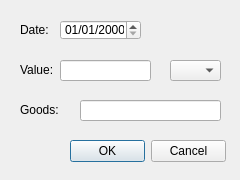
This is ui/addexpense.ui in maxjamcitar/purseqt as Qt 5 draws it before an edit. The edited form follows.
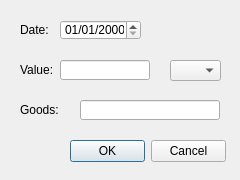
This is the edited form.

Diff of the .ui file:
```diff
--- a/ui/addexpense.ui
+++ b/ui/addexpense.ui
@@ -76,8 +76,8 @@
     <rect>
      <x>60</x>
      <y>60</y>
-     <width>91</width>
-     <height>21</height>
+     <width>90</width>
+     <height>20</height>
     </rect>
    </property>
   </widget>
@@ -109,8 +109,8 @@
     <rect>
      <x>80</x>
      <y>100</y>
-     <width>141</width>
-     <height>21</height>
+     <width>140</width>
+     <height>20</height>
     </rect>
    </property>
   </widget>
```
